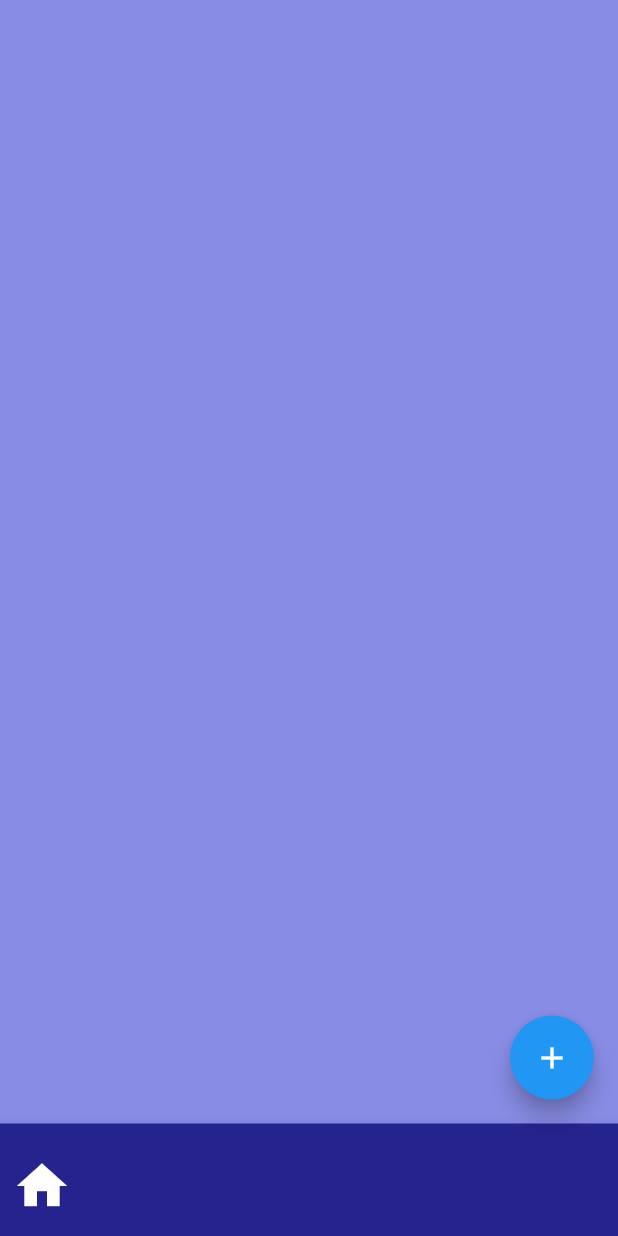
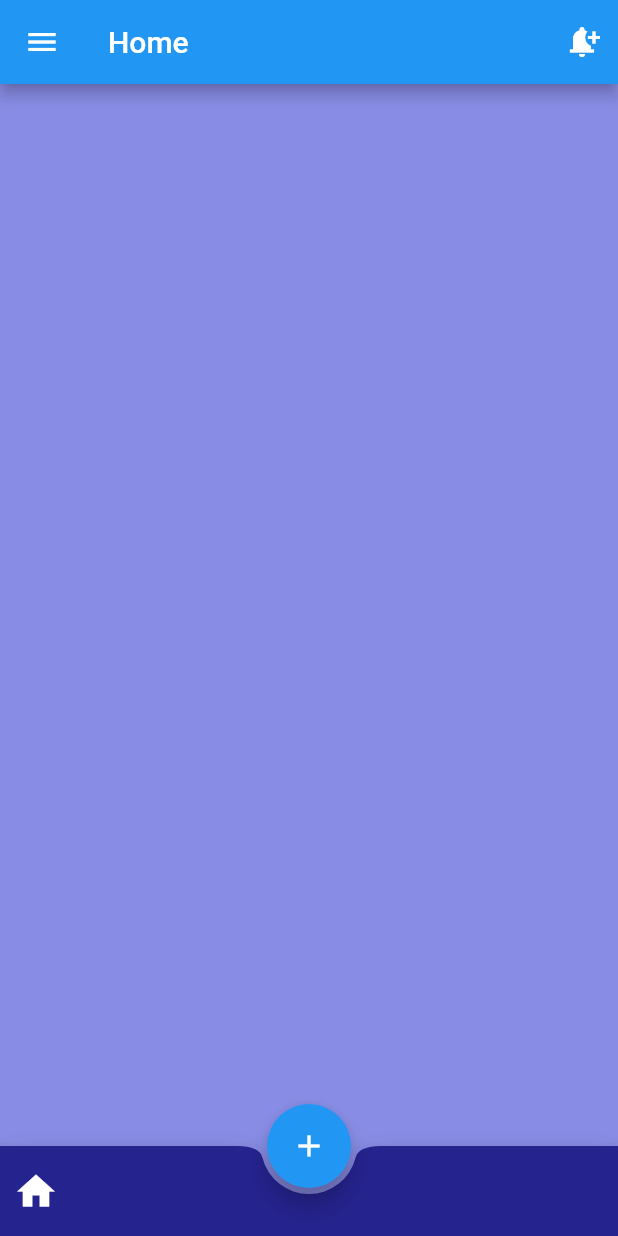
Before and after one commit to Subham-RKB/ThE_DeBaToRs, a Flutter app: the screen it shows after launch, on a phone screen of 412 x 824 dp. Run offline on Flutter 3.47's test engine with Material 2 defaults, Android fonts, the phone set to English and light mode, and no system bars; missing offline and left inert: dart:html.

Commit message:
App Bars Done in Feed Page

```diff
--- a/lib/feedPage.dart
+++ b/lib/feedPage.dart
@@ -18,20 +18,38 @@ class FeedPage extends StatefulWidget {
 }
 
 class _FeedPageState extends State<FeedPage> {
+  bool _showFab = true;
+  bool _showNotch = true;
   FloatingActionButtonLocation _fabLocation =
-      FloatingActionButtonLocation.endDocked;
+      FloatingActionButtonLocation.centerDocked;
   @override
   Widget build(BuildContext context) {
     return Scaffold(
+      appBar: AppBar(
+        title: Text("Home"),
+        leading: IconButton(
+          icon: Icon(Icons.menu),
+          tooltip: 'Menu',
+          onPressed: () {},
+        ),
+        actions: <Widget>[
+          IconButton(
+            icon: const Icon(Icons.notification_add),
+            tooltip: 'Notification',
+            onPressed: () {},
+          )
+        ],
+      ),
       backgroundColor: bg,
       floatingActionButton: FloatingActionButton(
         onPressed: () {},
         child: const Icon(Icons.add),
         tooltip: 'Post',
       ),
+      floatingActionButtonLocation: _fabLocation,
       bottomNavigationBar: _BottomAppBarr(
         fabLocation: _fabLocation,
-        shape: CircularNotchedRectangle(),
+        shape: const CircularNotchedRectangle(),
       ),
     );
   }
@@ -40,7 +58,7 @@ class _FeedPageState extends State<FeedPage> {
 class _BottomAppBarr extends StatelessWidget {
   //_BottomAppBar const ({ Key? key }) : super(key: key);
   _BottomAppBarr({
-    this.fabLocation = FloatingActionButtonLocation.endDocked,
+    this.fabLocation = FloatingActionButtonLocation.centerDocked,
     this.shape = const CircularNotchedRectangle(),
   });
   final FloatingActionButtonLocation fabLocation;
@@ -53,12 +71,12 @@ class _BottomAppBarr extends StatelessWidget {
         //child: IconTheme( colors:Theme.of(context).colorScheme.onPrimary),
         child: Row(
           children: <Widget>[
-            Container(height: 75.0),
+            Container(height: 60.0),
             IconButton(
               tooltip: 'Home',
               icon: const Icon(
                 Icons.home,
-                size: 40,
+                size: 30,
               ),
               color: Colors.white,
               onPressed: () {},
```
Also changed, not shown: lib/sidemenu.dart (added).
